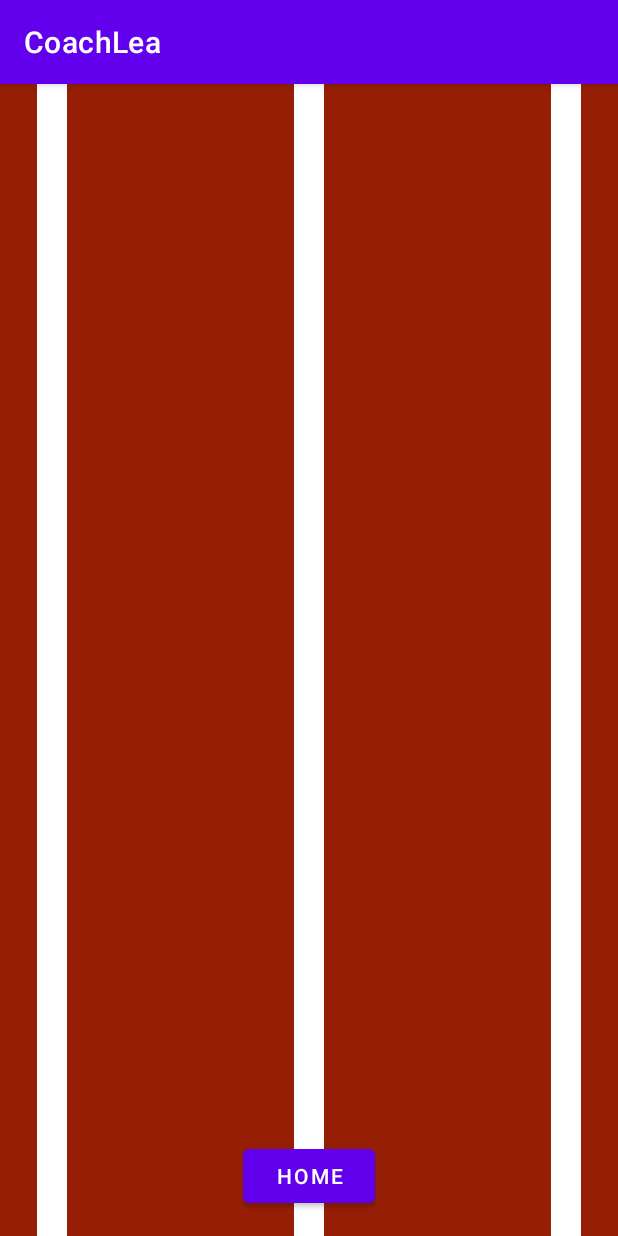
After one commit to SAGI-FAU/CoachLea, an Android app: the SnailRace screen opened directly, with no data from a screen before it, on a phone screen of 412 x 824 dp. The commit adds this screen. Run offline under Robolectric (Android 15) with nearby library versions, the phone set to English and light mode, and no system bars.

Commit message:
SnailRace canvas added

```diff
--- a/app/src/main/AndroidManifest.xml
+++ b/app/src/main/AndroidManifest.xml
@@ -15,9 +15,10 @@
         android:roundIcon="@mipmap/ic_launcher_round"
         android:supportsRtl="true"
         android:theme="@style/Theme.CoachLea">
-        <activity android:name=".Exercises.AnimalSounds"></activity>
+        <activity android:name=".exercises.SnailRace"></activity>
+        <activity android:name=".exercises.AnimalSounds" />
         <activity android:name=".other_activities.MinimalPairsExerciseFinished" />
-        <activity android:name=".Exercises.MinimalPairs" />
+        <activity android:name=".exercises.MinimalPairs" />
         <activity android:name=".other_activities.ExercisesMain" />
         <activity android:name=".other_activities.MainActivity">
             <intent-filter>
--- a/app/src/main/java/com/example/coachlea/Exercises/AnimalSounds.java
+++ b/app/src/main/java/com/example/coachlea/exercises/AnimalSounds.java
@@ -1,4 +1,4 @@
-package com.example.coachlea.Exercises;
+package com.example.coachlea.exercises;
 
 import android.os.Bundle;
 import android.widget.Button;
--- a/app/src/main/java/com/example/coachlea/Exercises/MinimalPairs.java
+++ b/app/src/main/java/com/example/coachlea/exercises/MinimalPairs.java
@@ -1,4 +1,4 @@
-package com.example.coachlea.Exercises;
+package com.example.coachlea.exercises;
 
 import android.content.Intent;
 import android.media.MediaPlayer;
--- /dev/null
+++ b/app/src/main/java/com/example/coachlea/exercises/SnailRace.java
@@ -0,0 +1,24 @@
+package com.example.coachlea.exercises;
+
+import android.content.Intent;
+import android.os.Bundle;
+import android.view.View;
+
+import androidx.appcompat.app.AppCompatActivity;
+
+import com.example.coachlea.R;
+import com.example.coachlea.other_activities.MainActivity;
+
+public class SnailRace extends AppCompatActivity {
+
+    @Override
+    protected void onCreate(Bundle savedInstanceState) {
+        super.onCreate(savedInstanceState);
+        setContentView(R.layout.snail_race);
+    }
+
+    public void homeBTNClick(View view){
+        Intent intent = new Intent(this, MainActivity.class);
+        startActivity(intent);
+    }
+}
--- /dev/null
+++ b/app/src/main/java/com/example/coachlea/tools/SnailRaceGame.java
@@ -0,0 +1,65 @@
+package com.example.coachlea.tools;
+
+import android.content.Context;
+import android.content.res.TypedArray;
+import android.graphics.Canvas;
+import android.graphics.Paint;
+import android.util.AttributeSet;
+import android.view.View;
+
+import androidx.annotation.Nullable;
+
+import com.example.coachlea.R;
+
+
+public class SnailRaceGame extends View {
+
+    private final int fieldColor;
+    private final int lineColor;
+
+    private final Paint paint = new Paint();
+
+    private int lineWidth = getWidth()*(5/12);
+
+    public SnailRaceGame(Context context, @Nullable AttributeSet attrs) {
+        super(context, attrs);
+
+        TypedArray a = context.getTheme().obtainStyledAttributes(attrs, R.styleable.SnailRaceGame, 0, 0);
+
+        try {
+            fieldColor = a.getInteger(R.styleable.SnailRaceGame_FieldColor,0);
+            lineColor = a.getInteger(R.styleable.SnailRaceGame_LineColor,0);
+
+        }finally{
+            a.recycle();
+        }
+    }
+
+    @Override
+    protected void onMeasure(int width, int height){
+        super.onMeasure(width, height);
+
+        lineWidth = (int) ((getMeasuredWidth()/2) - (getMeasuredWidth()/2)*(1/(float)6));
+
+        setMeasuredDimension(getMeasuredWidth(),getMeasuredHeight());
+
+    }
+
+    @Override
+    protected void onDraw(Canvas canvas){
+        paint.setStyle(Paint.Style.STROKE);
+        paint.setAntiAlias(true);
+
+        drawRaceField(canvas);
+
+    }
+
+    private void drawRaceField(Canvas canvas){
+        paint.setColor(lineColor);
+        paint.setStrokeWidth(30);
+       canvas.drawLine(getWidth()/2,0,getWidth()/2,canvas.getHeight(),paint);
+       canvas.drawLine((getWidth()/2) - lineWidth,0,getWidth()/2 - lineWidth,canvas.getHeight(),paint);
+       canvas.drawLine(getWidth()/2 + lineWidth,0,getWidth()/2 + lineWidth,canvas.getHeight(),paint);
+
+    }
+}
--- a/app/src/main/res/layout/animal_sounds.xml
+++ b/app/src/main/res/layout/animal_sounds.xml
@@ -4,7 +4,7 @@
     xmlns:tools="http://schemas.android.com/tools"
     android:layout_width="match_parent"
     android:layout_height="match_parent"
-    tools:context=".Exercises.AnimalSounds">
+    tools:context=".exercises.AnimalSounds">
 
     <ImageView
         android:id="@+id/imageView"
--- a/app/src/main/res/layout/exercises_main.xml
+++ b/app/src/main/res/layout/exercises_main.xml
@@ -35,8 +35,8 @@
         android:layout_width="180dp"
         android:layout_height="60dp"
         android:layout_marginTop="70dp"
-        android:onClick="sustainedPhonationBTNClick"
-        android:text="Sustained Phonation "
+        android:onClick="snailRaceBTNClick"
+        android:text="@string/Snail_race"
         app:layout_constraintEnd_toEndOf="parent"
         app:layout_constraintHorizontal_bias="0.497"
         app:layout_constraintStart_toStartOf="parent"
--- a/app/src/main/res/layout/minimal_pairs.xml
+++ b/app/src/main/res/layout/minimal_pairs.xml
@@ -5,7 +5,7 @@
     android:layout_width="match_parent"
     android:layout_height="match_parent"
     android:background="#ffe4c4"
-    tools:context=".Exercises.MinimalPairs">
+    tools:context=".exercises.MinimalPairs">
 
     <ImageButton
         android:id="@+id/topIMG"
--- /dev/null
+++ b/app/src/main/res/layout/snail_race.xml
@@ -0,0 +1,30 @@
+<?xml version="1.0" encoding="utf-8"?>
+<androidx.constraintlayout.widget.ConstraintLayout xmlns:android="http://schemas.android.com/apk/res/android"
+    xmlns:app="http://schemas.android.com/apk/res-auto"
+    xmlns:tools="http://schemas.android.com/tools"
+    xmlns:custom="http://schemas.android.com/apk/res-auto"
+    android:layout_width="match_parent"
+    android:layout_height="match_parent"
+    android:background="#961E05"
+    tools:context=".exercises.SnailRace">
+
+    <Button
+        android:id="@+id/button7"
+        android:layout_width="wrap_content"
+        android:layout_height="wrap_content"
+        android:layout_marginBottom="16dp"
+        android:onClick="homeBTNClick"
+        android:text="@string/Home"
+        app:layout_constraintBottom_toBottomOf="parent"
+        app:layout_constraintEnd_toEndOf="parent"
+        app:layout_constraintStart_toStartOf="parent" />
+
+    <com.example.coachlea.tools.SnailRaceGame
+        android:id="@+id/snailRaceGame"
+        android:layout_width="wrap_content"
+        android:layout_height="wrap_content"
+        app:layout_constraintBottom_toBottomOf="parent"
+        app:layout_constraintStart_toStartOf="parent"
+        app:layout_constraintTop_toTopOf="parent"
+        custom:LineColor="#ffff"/>
+</androidx.constraintlayout.widget.ConstraintLayout>
--- a/app/src/main/res/values/strings.xml
+++ b/app/src/main/res/values/strings.xml
@@ -21,4 +21,6 @@
     </string-array>
     <string name="needed">Permission needed</string>
     <string name="permissions">"To use this application, the permission to record your voice, to write to your external storage and to use your camera is needed"</string>
+    <string name="Home">Home</string>
+    <string name="Snail_race">Snail race</string>
 </resources>
```
Also changed, not shown: app/src/main/java/com/example/coachlea/other_activities/ExercisesMain.java (+6 -3 lines), app/src/main/res/values/attrs.xml (added, +8 -0 lines).
